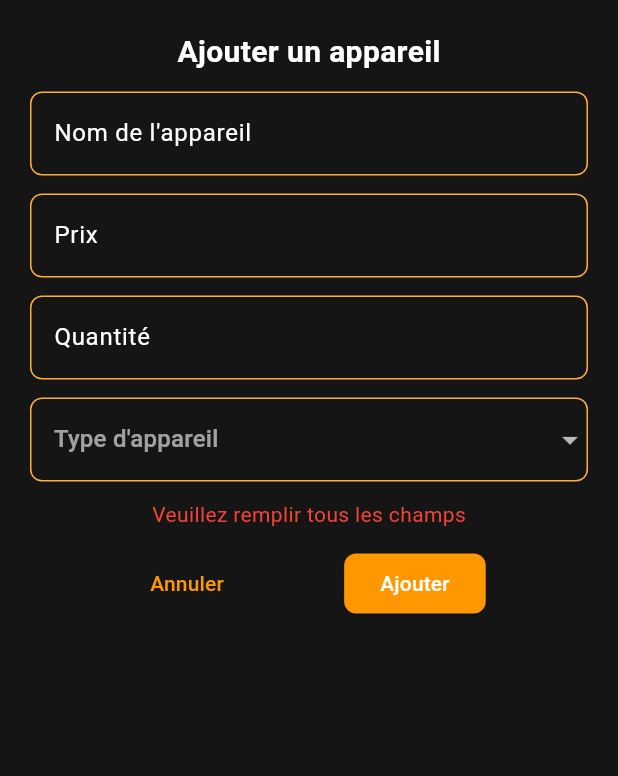
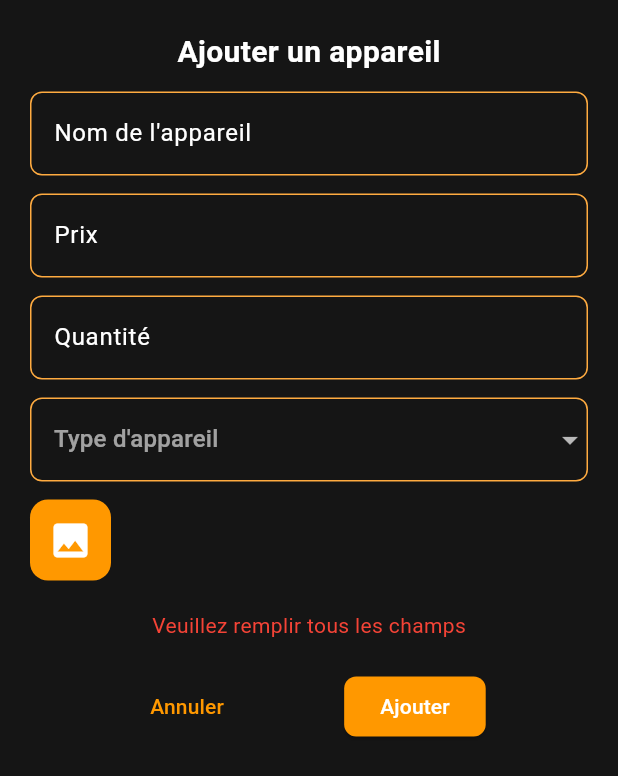
Before and after one commit to Vitrixxl/streamio-mobile-v2, a Flutter app: the EditDevice widget shown alone on an empty page, opened directly, after a tap on "Ajouter", on a phone screen of 412 x 824 dp. Shown: the top 776 px of the screen. Run offline on Flutter 3.47's test engine with Material 3 defaults, Android fonts, the phone set to English and light mode, and no system bars; our stand-ins replace cookie_jar, dio, dio_cookie_manager, image_picker; network calls fail.

```diff
--- a/lib/components/edit_device.dart
+++ b/lib/components/edit_device.dart
@@ -1,4 +1,8 @@
+import 'dart:io';
+
+import 'package:dio/dio.dart';
 import 'package:flutter/material.dart';
+import 'package:image_picker/image_picker.dart';
 import 'package:streamio_mobile/models/device.dart';
 import 'package:streamio_mobile/service/http_service.dart';
 
@@ -19,6 +23,10 @@ class _EditDeviceState extends State<EditDevice> {
   String? _errorMessage;
   final _types = ["micro", "camera", "casque"];
 
+  String? _imagePath; // chemin local de l’image
+
+  final ImagePicker _picker = ImagePicker();
+
   @override
   void initState() {
     super.initState();
@@ -27,6 +35,7 @@ class _EditDeviceState extends State<EditDevice> {
       _priceController.text = widget.device!.price.toString();
       _amountController.text = widget.device!.amount.toString();
       _currentType = widget.device!.type;
+      // _imagePath = widget.device!.image; // si tu as ce champ dans Device
     }
   }
 
@@ -34,7 +43,44 @@ class _EditDeviceState extends State<EditDevice> {
     return !(_nameController.text == "" ||
         _priceController.text == "" ||
         _amountController.text == "" ||
-        _currentType == "");
+        _currentType == "" ||
+        _imagePath == null ||
+        _imagePath == "");
+  }
+
+  Future<void> pickImage() async {
+    final XFile? pickedFile = await _picker.pickImage(
+      source: ImageSource.gallery,
+    );
+    if (pickedFile != null) {
+      setState(() {
+        _imagePath = pickedFile.path;
+      });
+    }
+  }
+
+  Future<String> uploadImage() async {
+    if (_imagePath == null) return "";
+    print("1");
+
+    final file = File(_imagePath!);
+    final fileName = file.path.split('/').last;
+
+    FormData formData = FormData.fromMap({
+      'image': await MultipartFile.fromFile(file.path, filename: fileName),
+    });
+
+    final response = await HttpService.dio.post(
+      "/api/devices/upload",
+      data: formData,
+      options: Options(contentType: 'multipart/form-data'),
+    );
+
+    if (response.statusCode != 200) {
+      return "";
+    }
+
+    return response.data['filepath'];
   }
 
   void edit() async {
@@ -44,6 +90,9 @@ class _EditDeviceState extends State<EditDevice> {
       });
       return;
     }
+
+    final uploadedPath = await uploadImage();
+
     final Device updatedDevice = Device(
       id: widget.device != null ? widget.device!.id : "",
       name: _nameController.text,
@@ -51,6 +100,7 @@ class _EditDeviceState extends State<EditDevice> {
       type: _currentType!,
       price: int.parse(_priceController.text),
       createdAt: widget.device?.createdAt ?? DateTime.now(),
+      image: uploadedPath,
     );
 
     if (widget.device != null) {
@@ -58,13 +108,9 @@ class _EditDeviceState extends State<EditDevice> {
         "/api/devices",
         data: updatedDevice.toObj(),
       );
-      print(resp);
     } else {
-      final resp = await HttpService.dio.post(
-        "/api/devices",
-        data: updatedDevice.toObj(),
-      );
-      print(resp);
+      print(updatedDevice.toObj());
+      await HttpService.dio.post("/api/devices", data: updatedDevice.toObj());
     }
 
     if (widget.onUpdate != null) {
@@ -73,9 +119,10 @@ class _EditDeviceState extends State<EditDevice> {
   }
 
   @override
+  @override
   Widget build(BuildContext context) {
     return Container(
-      padding: EdgeInsets.only(top: 20, left: 20, right: 20, bottom: 20),
+      padding: EdgeInsets.all(20),
       child: Column(
         spacing: 12,
         mainAxisSize: MainAxisSize.min,
@@ -96,7 +143,6 @@ class _EditDeviceState extends State<EditDevice> {
               labelText: 'Prix',
               border: OutlineInputBorder(),
             ),
-
             keyboardType: TextInputType.number,
             controller: _priceController,
           ),
@@ -110,12 +156,13 @@ class _EditDeviceState extends State<EditDevice> {
           ),
           DropdownButtonFormField(
             hint: Text("Type d'appareil"),
-
             value: _currentType,
-            items: _types.map((String type) {
-              return DropdownMenuItem<String>(value: type, child: Text(type));
-            }).toList(),
-
+            items: _types
+                .map(
+                  (String type) =>
+                      DropdownMenuItem<String>(value: type, child: Text(type)),
+                )
+                .toList(),
             onChanged: (String? type) {
               setState(() {
                 _currentType = type;
@@ -123,10 +170,48 @@ class _EditDeviceState extends State<EditDevice> {
             },
           ),
 
+          // Choix d’image
+          Row(
+            spacing: 12,
+            children: [
+              if (_imagePath != null)
+                Container(
+                  decoration: BoxDecoration(
+                    border: Border.all(color: Colors.orange, width: 2),
+                    borderRadius: BorderRadius.circular(8),
+                  ),
+                  child: ClipRRect(
+                    borderRadius: BorderRadius.circular(
+                      8,
+                    ), // même que dans BoxDecoration
+                    child: Image.file(
+                      File(_imagePath!),
+                      width: 50,
+                      height: 50,
+                      fit: BoxFit.cover,
+                    ),
+                  ),
+                ),
+              Container(
+                decoration: BoxDecoration(
+                  color: Colors.orange,
+                  borderRadius: BorderRadius.circular(12),
+                ),
+                child: IconButton(
+                  icon: Icon(Icons.image, color: Colors.white, size: 30),
+                  onPressed: pickImage,
+                  padding: EdgeInsets.all(12), // espace autour de l'icône
+                ),
+              ),
+            ],
+          ),
+
           if (_errorMessage != null)
-            Center(
+            Padding(
+              padding: const EdgeInsets.symmetric(vertical: 8),
               child: Text(_errorMessage!, style: TextStyle(color: Colors.red)),
             ),
+
           Row(
             mainAxisAlignment: MainAxisAlignment.spaceEvenly,
             children: [
@@ -137,7 +222,6 @@ class _EditDeviceState extends State<EditDevice> {
               ElevatedButton(
                 onPressed: () {
                   edit();
-                  // Navigator.pop(context);
                 },
                 style: ElevatedButton.styleFrom(
                   backgroundColor: Colors.orange,
--- a/lib/models/device.dart
+++ b/lib/models/device.dart
@@ -4,6 +4,7 @@ class Device {
   late int amount;
   late String type;
   late int price;
+  late String image;
   late DateTime createdAt;
 
   Device({
@@ -12,6 +13,7 @@ class Device {
     required this.amount,
     required this.type,
     required this.price,
+    required this.image,
     required this.createdAt,
   });
 
@@ -22,6 +24,7 @@ class Device {
       amount: json["amount"] as int,
       type: json["type"] as String,
       price: json["price"] as int,
+      image: json["image"] as String,
       createdAt: DateTime.parse(json["createdAt"] as String),
     );
   }
@@ -32,6 +35,7 @@ class Device {
       'amount': amount,
       'type': type,
       'price': price,
+      'image': image,
       'createdAt': createdAt.toIso8601String(),
     };
   }
--- a/pubspec.yaml
+++ b/pubspec.yaml
@@ -34,6 +34,7 @@ dependencies:
   dio: ^5.4.0
   cookie_jar: ^4.0.6
   dio_cookie_manager: ^3.1.1
+  image_picker: ^0.8.7+4
 
   # The following adds the Cupertino Icons font to your application.
   # Use with the CupertinoIcons class for iOS style icons.
```
Also changed, not shown: lib/components/device_card.dart (+14 -6 lines), pubspec.lock, 5 other files.
